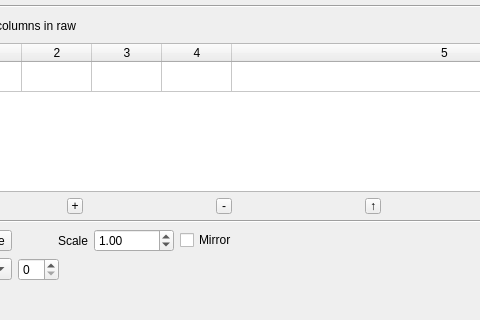
Old version of the form deviceproperties.ui in the repository uliss/patch_scene; both pictures show x 126 to 606 and y 296 to 616 of the 795 by 616 pixel window.
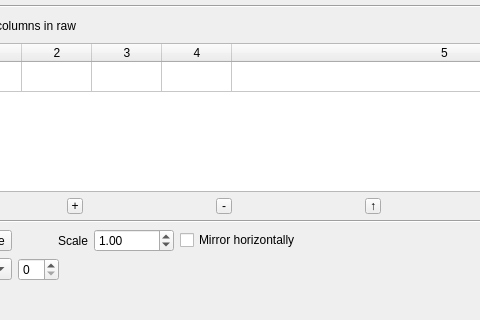
New version of the form.

Patch:
```diff
--- a/deviceproperties.ui
+++ b/deviceproperties.ui
@@ -369,7 +369,7 @@
        <item>
         <widget class="QCheckBox" name="imageMirror">
          <property name="text">
-          <string>Mirror</string>
+          <string>Mirror horizontally</string>
          </property>
         </widget>
        </item>
```
